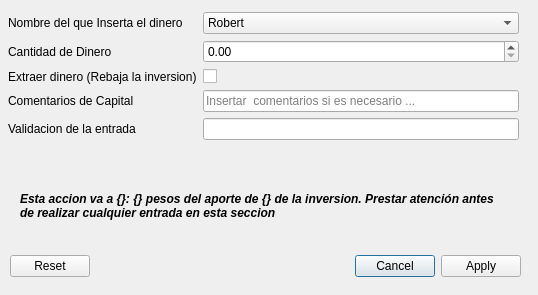
The window that UI/capital_form.ui (rlothbrock/PyJournal) describes before a commit, drawn with Qt 5.
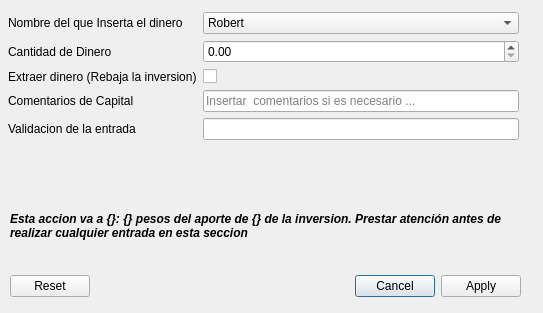
The same window after the commit. Icons and pictures are not drawn.

Commit message: preparing for implement purchases dialog

The edit to the form file:
```diff
--- a/UI/capital_form.ui
+++ b/UI/capital_form.ui
@@ -9,8 +9,8 @@
    <rect>
     <x>0</x>
     <y>0</y>
-    <width>538</width>
-    <height>295</height>
+    <width>543</width>
+    <height>313</height>
    </rect>
   </property>
   <property name="windowTitle">
@@ -27,7 +27,7 @@
    <property name="geometry">
     <rect>
      <x>10</x>
-     <y>250</y>
+     <y>270</y>
      <width>511</width>
      <height>32</height>
     </rect>
@@ -45,7 +45,7 @@
      <x>8</x>
      <y>12</y>
      <width>511</width>
-     <height>151</height>
+     <height>168</height>
     </rect>
    </property>
    <layout class="QFormLayout" name="formLayout_2">
@@ -129,10 +129,10 @@
   <widget class="QLabel" name="notasDeCapital">
    <property name="geometry">
     <rect>
-     <x>20</x>
-     <y>180</y>
-     <width>491</width>
-     <height>51</height>
+     <x>10</x>
+     <y>190</y>
+     <width>511</width>
+     <height>71</height>
     </rect>
    </property>
    <property name="font">
```
Left out of the diff: 6 changed lines with no effect on the pictures. The commit also changes 6 other files.
